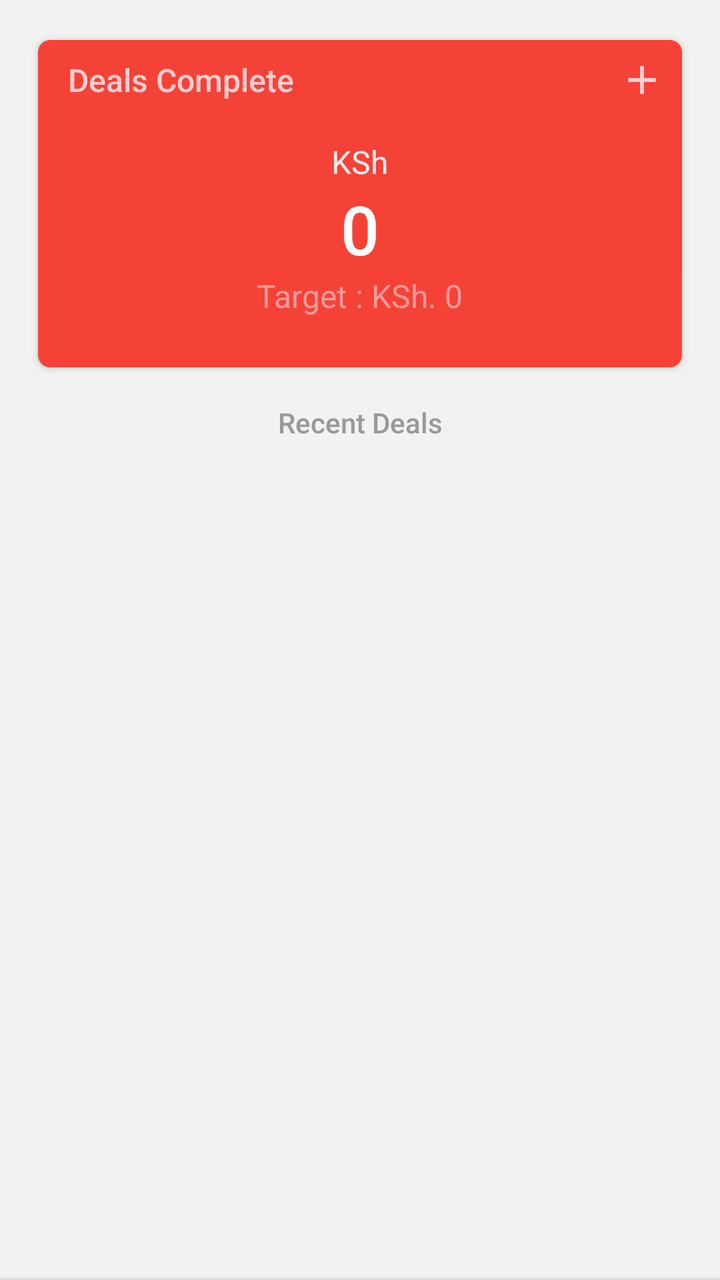
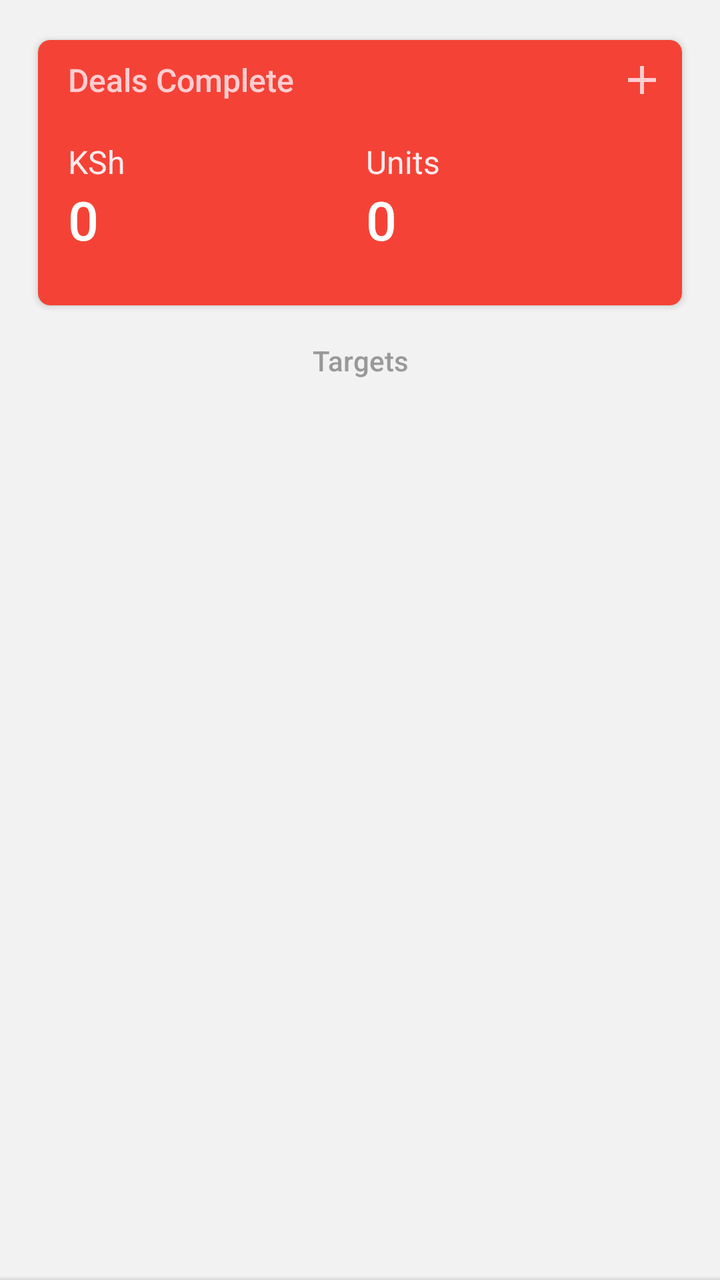

The first picture is an Android layout as it rendered before a commit; the second is the same layout after the commit. The layout source and the unified diff follow.
<!-- AndroidManifest.xml: application theme AppTheme -->
<!-- res/layout/fragment_home.xml -->
<?xml version="1.0" encoding="utf-8"?>
<LinearLayout xmlns:android="http://schemas.android.com/apk/res/android"
    xmlns:app="http://schemas.android.com/apk/res-auto"
    android:layout_width="match_parent"
    android:layout_height="match_parent"
    xmlns:tools="http://schemas.android.com/tools"
    android:background="@color/grey_5"
    android:fitsSystemWindows="true"
    android:orientation="vertical"
    tools:context=".HomeFragment">

        <RelativeLayout
            android:layout_width="match_parent"
            android:layout_height="0dp"
            android:layout_weight="1">

            <androidx.core.widget.NestedScrollView
                android:id="@+id/nested_scroll_view"
                android:layout_width="match_parent"
                android:layout_height="match_parent"
                android:scrollbars="none"
                android:scrollingCache="true">

                <LinearLayout
                    android:layout_width="match_parent"
                    android:layout_height="wrap_content"
                    android:orientation="vertical">


















                    <LinearLayout
                        android:layout_width="match_parent"
                        android:layout_height="wrap_content"
                        android:layout_marginTop="15dp"
                        android:paddingLeft="@dimen/spacing_large"
                        android:paddingRight="@dimen/spacing_large"
                        android:orientation="vertical">

                        <androidx.cardview.widget.CardView
                            android:layout_width="match_parent"
                            android:layout_height="wrap_content"
                            app:cardBackgroundColor="@color/red_500"
                            app:cardCornerRadius="6dp"
                            app:cardElevation="2dp"
                            app:cardUseCompatPadding="true">

                            <LinearLayout
                                android:layout_width="match_parent"
                                android:layout_height="wrap_content"
                                android:gravity="center"
                                android:orientation="vertical">

                                <LinearLayout
                                    android:layout_width="match_parent"
                                    android:layout_height="@dimen/spacing_xmlarge"
                                    android:gravity="center_vertical"
                                    android:orientation="horizontal">

                                    <View
                                        android:layout_width="@dimen/spacing_large"
                                        android:layout_height="0dp" />

                                    <TextView
                                        android:layout_width="0dp"
                                        android:layout_height="wrap_content"
                                        android:layout_weight="1"
                                        android:gravity="center_vertical"
                                        android:text="Deals Complete"
                                        android:textAppearance="@style/Base.TextAppearance.AppCompat.Subhead"
                                        android:textColor="@color/red_100"
                                        app:fontFamily="sans-serif-medium" />

                                    <ImageButton
                                        android:layout_width="@dimen/spacing_xmlarge"
                                        android:layout_height="@dimen/spacing_xmlarge"
                                        android:id="@+id/addDealButton"
                                        android:background="?attr/selectableItemBackgroundBorderless"
                                        app:srcCompat="@drawable/ic_add"
                                        app:tint="@color/red_100" />

                                </LinearLayout>

                                <View
                                    android:layout_width="0dp"
                                    android:layout_height="@dimen/spacing_middle" />

                                <TextView
                                    android:layout_width="wrap_content"
                                    android:layout_height="wrap_content"
                                    android:text="KSh"
                                    android:textAppearance="@style/Base.TextAppearance.AppCompat.Subhead"
                                    android:textColor="@color/red_50" />

                                <TextView
                                    android:layout_width="wrap_content"
                                    android:layout_height="wrap_content"
                                    android:text="0"
                                    android:id="@+id/totalDealsThisMonth"
                                    android:textAppearance="@style/Base.TextAppearance.AppCompat.Display1"
                                    android:textColor="@android:color/white"
                                    app:fontFamily="sans-serif-medium" />

                                <TextView
                                    android:layout_width="wrap_content"
                                    android:layout_height="wrap_content"
                                    android:id="@+id/targetTextView"
                                    android:text="Target : KSh. 0"
                                    android:textAppearance="@style/Base.TextAppearance.AppCompat.Subhead"
                                    android:textColor="@color/red_200" />

                                <View
                                    android:layout_width="0dp"
                                    android:layout_height="@dimen/spacing_mxlarge" />

                            </LinearLayout>

                        </androidx.cardview.widget.CardView>

                        <View
                            android:layout_width="match_parent"
                            android:layout_height="@dimen/spacing_small" />

                        <LinearLayout
                            android:layout_width="match_parent"
                            android:layout_height="wrap_content"
                            android:orientation="horizontal">


                        </LinearLayout>

                        <TextView
                            android:layout_width="match_parent"
                            android:layout_height="wrap_content"
                            android:layout_marginBottom="@dimen/spacing_medium"
                            android:layout_marginTop="@dimen/spacing_middle"
                            android:gravity="center"
                            android:text="Recent Deals"
                            android:textAppearance="@style/Base.TextAppearance.AppCompat.Body2"
                            android:textColor="@color/grey_40"
                            app:fontFamily="sans-serif-medium" />



                        <androidx.recyclerview.widget.RecyclerView
                            android:id="@+id/recyclerView"
                            android:layout_width="match_parent"
                            android:layout_height="match_parent"
                            android:scrollbars="vertical"
                            android:scrollingCache="true" />

                        <TextView
                            android:id="@+id/empty_view"
                            android:layout_width="match_parent"
                            android:layout_height="match_parent"
                            android:gravity="center"
                            android:layout_marginTop="30dp"
                            android:visibility="gone"
                            android:text="No deals added" />

















































































































































































                        <View
                            android:layout_width="match_parent"
                            android:layout_height="@dimen/spacing_large" />

                    </LinearLayout>

                </LinearLayout>

            </androidx.core.widget.NestedScrollView>

            <View
                android:layout_width="match_parent"
                android:layout_height="4dp"
                android:layout_alignParentBottom="true"
                android:background="@drawable/bg_gradient_very_soft" />

        </RelativeLayout>



    </LinearLayout>
<!-- resources referenced by this layout -->
<resources>
  <color name="grey_40">#999999</color>
  <color name="grey_5">#f2f2f2</color>
  <color name="red_100">#FFCDD2</color>
  <color name="red_200">#EF9A9A</color>
  <color name="red_50">#FFEBEE</color>
  <color name="red_500">#F44336</color>
  <dimen name="spacing_large">15dp</dimen>
  <dimen name="spacing_medium">5dp</dimen>
  <dimen name="spacing_middle">10dp</dimen>
  <dimen name="spacing_mxlarge">25dp</dimen>
  <dimen name="spacing_small">3dp</dimen>
  <dimen name="spacing_xmlarge">40dp</dimen>
  <!-- drawable bg_gradient_very_soft (drawable) -->
  <?xml version="1.0" encoding="UTF-8"?>
  <shape xmlns:android="http://schemas.android.com/apk/res/android"
      android:shape="rectangle">
  
      <gradient
          android:angle="270"
          android:centerColor="@android:color/transparent"
          android:endColor="@color/overlay_dark_10"
          android:startColor="@android:color/transparent"
          android:type="linear" />
  
  </shape>
  <!-- drawable ic_add (drawable) -->
  <vector xmlns:android="http://schemas.android.com/apk/res/android"
          android:width="24dp"
          android:height="24dp"
          android:viewportWidth="24.0"
          android:viewportHeight="24.0">
      <path
          android:fillColor="#FFFFFFFF"
          android:pathData="M19,13h-6v6h-2v-6H5v-2h6V5h2v6h6v2z"/>
  </vector>
  <style name="AppTheme" parent="BaseTheme">
          <item name="android:windowContentTransitions">true</item>
  
  
          
      </style>
  <color name="overlay_dark_10">#1A000000</color>
  <style name="BaseTheme" parent="Theme.AppCompat.Light.NoActionBar">
          
          <item name="colorPrimary">@color/colorPrimary</item>
          <item name="colorPrimaryDark">@color/colorPrimaryDark</item>
          <item name="colorAccent">@color/colorAccent</item>
          <item name="windowActionModeOverlay">true</item>
          <item name="android:actionModeBackground">@color/blue_grey_600</item>
          <item name="android:dialogTheme">@style/Dialog.Theme</item>
          
          <item name="android:windowDisablePreview">true</item>
      </style>
  <color name="colorPrimary">#ef5350</color>
  <color name="colorPrimaryDark">#dc1814</color>
  <color name="colorAccent">#FF4081</color>
  <color name="blue_grey_600">#546E7A</color>
  <style name="Dialog.Theme" parent="Theme.AppCompat.Light.Dialog">
          <item name="colorPrimary">@color/colorPrimary</item>
          <item name="colorPrimaryDark">@color/colorPrimaryDark</item>
          <item name="colorAccent">@color/colorAccent</item>
      </style>
</resources>

<!-- the commit's change to res/layout/fragment_home.xml (unified diff, before → after) -->
@@ -98,6 +98,19 @@
                                 <View
                                     android:layout_width="0dp"
                                     android:layout_height="@dimen/spacing_middle" />
+                                <LinearLayout
+                                    android:layout_width="match_parent"
+                                    android:orientation="horizontal"
+                                    android:layout_height="wrap_content">
+                                    <View
+                                        android:layout_width="@dimen/spacing_large"
+                                        android:layout_height="0dp" />
+                                <LinearLayout
+                                    android:layout_width="wrap_content"
+                                    android:layout_height="wrap_content"
+                                    android:orientation="vertical"
+                                    android:layout_weight="1"
+                                    >
 
                                 <TextView
                                     android:layout_width="wrap_content"
@@ -113,15 +126,50 @@
                                     android:id="@+id/totalDealsThisMonth"
                                     android:textAppearance="@style/Base.TextAppearance.AppCompat.Display1"
                                     android:textColor="@android:color/white"
+                                    android:textSize="27sp"
                                     app:fontFamily="sans-serif-medium" />
 
-                                <TextView
-                                    android:layout_width="wrap_content"
-                                    android:layout_height="wrap_content"
-                                    android:id="@+id/targetTextView"
-                                    android:text="Target : KSh. 0"
-                                    android:textAppearance="@style/Base.TextAppearance.AppCompat.Subhead"
-                                    android:textColor="@color/red_200" />
+
+
+
+
+
+
+
+                                </LinearLayout>
+                                    <LinearLayout
+                                        android:layout_width="wrap_content"
+                                        android:layout_height="wrap_content"
+                                        android:orientation="vertical"
+                                        android:layout_weight="1"
+                                        >
+
+                                        <TextView
+                                            android:layout_width="wrap_content"
+                                            android:layout_height="wrap_content"
+                                            android:text="Units"
+                                            android:textAppearance="@style/Base.TextAppearance.AppCompat.Subhead"
+                                            android:textColor="@color/red_50" />
+
+                                        <TextView
+                                            android:layout_width="wrap_content"
+                                            android:layout_height="wrap_content"
+                                            android:text="0"
+                                            android:id="@+id/totalDealsUnitsThisMonth"
+                                            android:textAppearance="@style/Base.TextAppearance.AppCompat.Display1"
+                                            android:textColor="@android:color/white"
+                                            android:textSize="27sp"
+                                            app:fontFamily="sans-serif-medium" />
+
+
+
+
+
+
+
+
+                                    </LinearLayout>
+                                </LinearLayout>
 
                                 <View
                                     android:layout_width="0dp"
@@ -149,7 +197,8 @@
                             android:layout_marginBottom="@dimen/spacing_medium"
                             android:layout_marginTop="@dimen/spacing_middle"
                             android:gravity="center"
-                            android:text="Recent Deals"
+                            android:id="@+id/monthTargetTextView"
+                            android:text="Targets"
                             android:textAppearance="@style/Base.TextAppearance.AppCompat.Body2"
                             android:textColor="@color/grey_40"
                             app:fontFamily="sans-serif-medium" />
<!-- resource entries referenced after the edit -->
@@ -3,7 +3,6 @@
   <color name="grey_40">#999999</color>
   <color name="grey_5">#f2f2f2</color>
   <color name="red_100">#FFCDD2</color>
-  <color name="red_200">#EF9A9A</color>
   <color name="red_50">#FFEBEE</color>
   <color name="red_500">#F44336</color>
   <dimen name="spacing_large">15dp</dimen>
